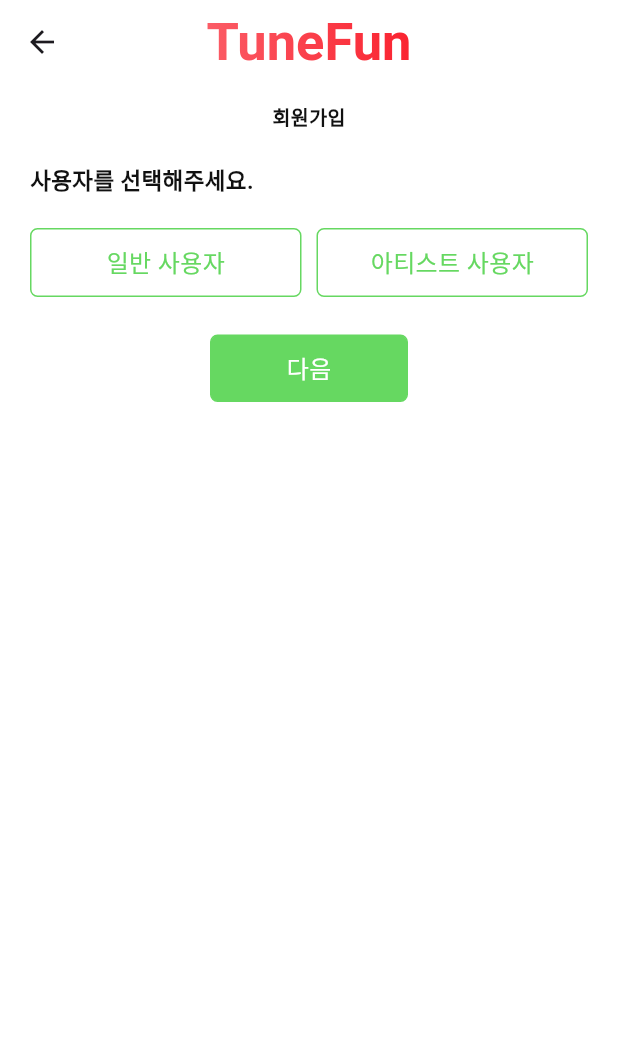
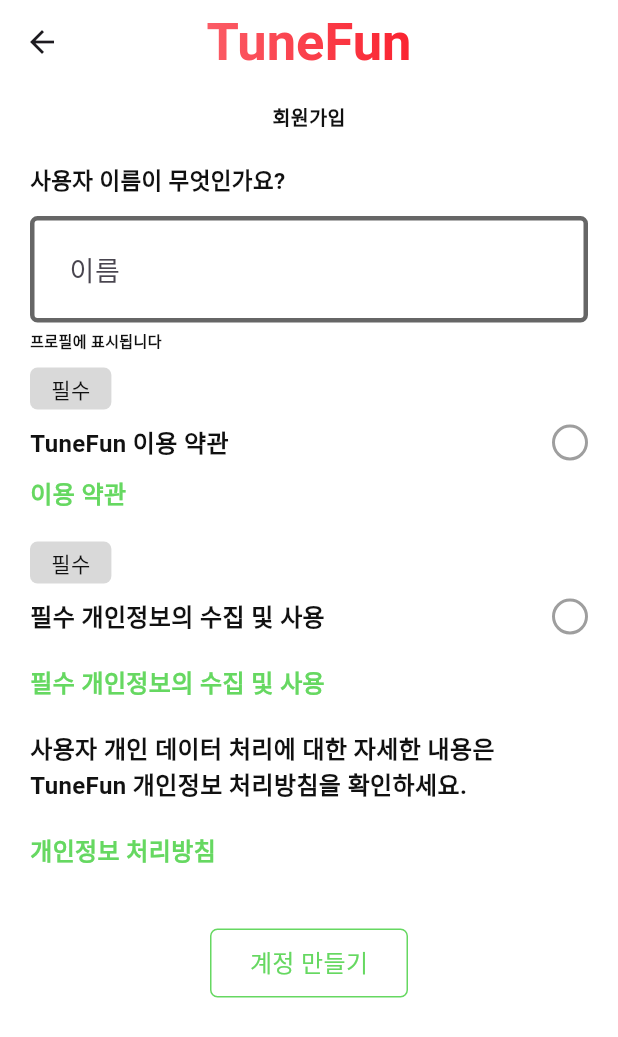
Before and after one commit to Tune-Fun/TUNE_FUN_FRONTEND_V1, a Flutter app: the SignupUserStateSelectScreen screen opened directly with empty values, after a tap on "다음", on a phone screen of 412 x 824 dp. Shown: the top 1037 px of the screen. Run offline on Flutter 3.47's test engine with Material 3 defaults, Android fonts, the phone set to English and light mode, and no system bars; our stand-ins replace flutter_riverpod, flutter_svg, fpdart, logger, timeago; missing offline and left inert: amplify_analytics_pinpoint, amplify_auth_cognito, amplify_core, patrol; network calls fail; Roboto replaces fonts that are missing (Pretendart).

Commit message:
feat: sign up user name input screen

```diff
--- /dev/null
+++ b/lib/common/circle_check_button.dart
@@ -0,0 +1,46 @@
+import 'package:flutter/material.dart';
+
+class CircleCheckButton extends StatefulWidget {
+  final bool isChecked;
+  final Function(bool)? onChanged;
+
+  const CircleCheckButton({
+    super.key,
+    required this.isChecked,
+    this.onChanged,
+  });
+
+  @override
+  State<CircleCheckButton> createState() => _CircleCheckButtonState();
+}
+
+class _CircleCheckButtonState extends State<CircleCheckButton> {
+  @override
+  Widget build(BuildContext context) {
+    return InkWell(
+      onTap: () {
+        if (widget.onChanged != null) {
+          widget.onChanged!(!widget.isChecked);
+        }
+      },
+      child: Container(
+        width: 24,
+        height: 24,
+        decoration: BoxDecoration(
+          shape: BoxShape.circle,
+          border: Border.all(
+            color: widget.isChecked ? Colors.green : Colors.grey,
+            width: 2,
+          ),
+        ),
+        child: widget.isChecked
+            ? const Icon(
+                Icons.check,
+                size: 16,
+                color: Colors.green,
+              )
+            : SizedBox(), // 체크되지 않은 경우 빈 SizedBox 반환
+      ),
+    );
+  }
+}
--- a/lib/features/auth/views/signup_user_state_select_view.dart
+++ b/lib/features/auth/views/signup_user_state_select_view.dart
@@ -2,6 +2,7 @@
 import 'package:logger/logger.dart';
 import 'package:tunefun_front/common/common.dart';
 import 'package:tunefun_front/constants/constants.dart';
+import 'package:tunefun_front/features/auth/views/signup_username_input_view.dart';
 import 'package:tunefun_front/theme/theme.dart';
 
 var logger = Logger();
@@ -38,6 +39,7 @@
     emailController = widget.emailController;
     userIdController = widget.userIdController;
     passwordController = widget.passwordController;
+    userType = '';
   }
 
   @override
@@ -171,6 +173,17 @@
                         // logger.i(userIdController.text);
                         // logger.i(passwordController.text);
                         // logger.i(userType);
+                        Navigator.push(
+                          context,
+                          MaterialPageRoute(
+                            builder: (context) => SignupUserNameInputScreen(
+                              emailController: emailController,
+                              userIdController: userIdController,
+                              passwordController: passwordController,
+                              userType: userType,
+                            ),
+                          ),
+                        );
                       },
                       buttonState: buttonState,
                       buttonText: '다음',
--- /dev/null
+++ b/lib/features/auth/views/signup_username_input_view.dart
@@ -0,0 +1,301 @@
+import 'package:flutter/material.dart';
+import 'package:logger/logger.dart';
+import 'package:tunefun_front/common/circle_check_button.dart';
+import 'package:tunefun_front/common/common.dart';
+import 'package:tunefun_front/constants/ui_constants.dart';
+import 'package:tunefun_front/theme/theme.dart';
+
+var logger = Logger();
+
+class SignupUserNameInputScreen extends StatefulWidget {
+  final TextEditingController emailController;
+  final TextEditingController userIdController;
+  final TextEditingController passwordController;
+  final String userType;
+
+  const SignupUserNameInputScreen({
+    super.key,
+    required this.emailController,
+    required this.userIdController,
+    required this.passwordController,
+    required this.userType,
+  });
+
+  @override
+  State<SignupUserNameInputScreen> createState() =>
+      _SignupUserNameInputScreenState();
+}
+
+class _SignupUserNameInputScreenState extends State<SignupUserNameInputScreen> {
+  final appbar = UIConstants.appBar();
+  late TextEditingController emailController;
+  late TextEditingController userIdController;
+  late TextEditingController passwordController;
+  late String userType;
+  bool buttonState = false;
+  bool termsOfService = false;
+  bool privacyPolicy = false;
+
+  final userNameController = TextEditingController();
+
+  @override
+  void initState() {
+    super.initState();
+    emailController = widget.emailController;
+    userIdController = widget.userIdController;
+    passwordController = widget.passwordController;
+    userType = widget.userType;
+    userNameController.clear();
+  }
+
+  @override
+  void dispose() {
+    super.dispose();
+    emailController.dispose();
+    userIdController.dispose();
+    passwordController.dispose();
+    userNameController.dispose();
+  }
+
+  @override
+  Widget build(BuildContext context) {
+    return Scaffold(
+      appBar: appbar,
+      body: Form(
+        child: Column(
+          crossAxisAlignment: CrossAxisAlignment.start,
+          children: [
+            const SizedBox(height: 12),
+            const Center(
+              child: Text(
+                '회원가입',
+                style: TextStyle(
+                  color: Pallete.textMainColor,
+                  fontWeight: FontWeight.w700,
+                  fontSize: 13,
+                ),
+              ),
+            ),
+            const SizedBox(height: 22),
+            Padding(
+              padding: const EdgeInsets.symmetric(horizontal: 20),
+              child: Column(
+                crossAxisAlignment: CrossAxisAlignment.start,
+                children: [
+                  const Text(
+                    '사용자 이름이 무엇인가요?',
+                    style: TextStyle(
+                      color: Pallete.textMainColor,
+                      fontSize: 15,
+                      fontWeight: FontWeight.w700,
+                    ),
+                  ),
+                  const SizedBox(height: 12),
+                  TextFormField(
+                    controller: userNameController,
+                    decoration: InputDecoration(
+                      focusedBorder: OutlineInputBorder(
+                        borderRadius: BorderRadius.circular(5.0),
+                        borderSide: const BorderSide(
+                          color: Pallete.textSubColor,
+                          width: 3,
+                        ),
+                      ),
+                      enabledBorder: OutlineInputBorder(
+                        borderRadius: BorderRadius.circular(5.0),
+                        borderSide: const BorderSide(
+                          color: Pallete.textSubColor,
+                          width: 3,
+                        ),
+                      ),
+                      contentPadding: const EdgeInsets.all(22),
+                      hintText: '이름',
+                      hintStyle: const TextStyle(
+                        fontSize: 18,
+                      ),
+                    ),
+                    keyboardType: TextInputType.text,
+                  ),
+                  const SizedBox(
+                    height: 5,
+                  ),
+                  const Text(
+                    '프로필에 표시됩니다',
+                    style: TextStyle(
+                      color: Pallete.textMainColor,
+                      fontWeight: FontWeight.w700,
+                      fontSize: 10,
+                    ),
+                  ),
+                  // 필수
+                  const SizedBox(
+                    height: 10,
+                  ),
+                  Container(
+                    decoration: BoxDecoration(
+                        color: Pallete.borderColor,
+                        borderRadius: BorderRadius.circular(5)),
+                    child: const Padding(
+                      padding: EdgeInsets.symmetric(
+                        horizontal: 14,
+                        vertical: 4,
+                      ),
+                      child: Text(
+                        '필수',
+                        style: TextStyle(
+                          color: Pallete.textMainColor,
+                        ),
+                      ),
+                    ),
+                  ),
+                  // text = Tunefun 이용약관 / 체크 버튼
+                  const SizedBox(
+                    height: 10,
+                  ),
+                  Row(
+                    mainAxisAlignment: MainAxisAlignment.spaceBetween,
+                    children: [
+                      const Text(
+                        'TuneFun 이용 약관',
+                        style: TextStyle(
+                          color: Pallete.textMainColor,
+                          fontWeight: FontWeight.w700,
+                          fontSize: 16,
+                        ),
+                      ),
+                      CircleCheckButton(
+                        isChecked: termsOfService,
+                        onChanged: (value) {
+                          setState(() {
+                            termsOfService = value;
+                          });
+                        },
+                      ),
+                    ],
+                  ),
+                  const SizedBox(height: 10),
+                  GestureDetector(
+                    onTap: () {
+                      // 이용 약관에 대한 동작 추가
+                      logger.d('이용 약관 클릭!');
+                    },
+                    child: const Text(
+                      '이용 약관',
+                      style: TextStyle(
+                        color: Pallete.greenColor,
+                        fontWeight: FontWeight.w700,
+                        fontSize: 16,
+                      ),
+                    ),
+                  ),
+                  const SizedBox(height: 20),
+                  Container(
+                    decoration: BoxDecoration(
+                        color: Pallete.borderColor,
+                        borderRadius: BorderRadius.circular(5)),
+                    child: const Padding(
+                      padding: EdgeInsets.symmetric(
+                        horizontal: 14,
+                        vertical: 4,
+                      ),
+                      child: Text(
+                        '필수',
+                        style: TextStyle(
+                          color: Pallete.textMainColor,
+                        ),
+                      ),
+                    ),
+                  ),
+                  const SizedBox(height: 10),
+                  Row(
+                    mainAxisAlignment: MainAxisAlignment.spaceBetween,
+                    children: [
+                      const Text(
+                        '필수 개인정보의 수집 및 사용',
+                        style: TextStyle(
+                          color: Pallete.textMainColor,
+                          fontWeight: FontWeight.w700,
+                          fontSize: 16,
+                        ),
+                      ),
+                      CircleCheckButton(
+                        isChecked: privacyPolicy,
+                        onChanged: (value) {
+                          setState(() {
+                            privacyPolicy = value;
+                          });
+                        },
+                      ),
+                    ],
+                  ),
+                  const SizedBox(height: 20),
+                  GestureDetector(
+                    onTap: () {
+                      // 이용 약관에 대한 동작 추가
+                      logger.d('필수 개인정보의 수집 및 사용 클릭!');
+                    },
+                    child: const Text(
+                      '필수 개인정보의 수집 및 사용',
+                      style: TextStyle(
+                        color: Pallete.greenColor,
+                        fontWeight: FontWeight.w700,
+                        fontSize: 16,
+                      ),
+                    ),
+                  ),
+                  const SizedBox(height: 20),
+                  const Text(
+                    '사용자 개인 데이터 처리에 대한 자세한 내용은 TuneFun 개인정보 처리방침을 확인하세요.',
+                    style: TextStyle(
+                      color: Pallete.textMainColor,
+                      fontWeight: FontWeight.w700,
+                      fontSize: 16,
+                    ),
+                  ),
+                  const SizedBox(height: 20),
+                  GestureDetector(
+                    onTap: () {
+                      // 이용 약관에 대한 동작 추가
+                      logger.d('개인 처리 방침 클릭!');
+                    },
+                    child: const Text(
+                      '개인정보 처리방침',
+                      style: TextStyle(
+                        color: Pallete.greenColor,
+                        fontWeight: FontWeight.w700,
+                        fontSize: 16,
+                      ),
+                    ),
+                  ),
+                  const SizedBox(height: 35),
+                  Center(
+                    child: Padding(
+                      padding: const EdgeInsets.symmetric(
+                          horizontal: 120, vertical: 5),
+                      child: GreenSquareButton(
+                        onTap: () {
+                          setState(() {
+                            buttonState = true;
+                          });
+                          logger.i(emailController.text);
+                          logger.i(userIdController.text);
+                          logger.i(passwordController.text);
+                          logger.i(userType);
+                          logger.i(userNameController.text);
+                          // 이제 회원가입 진행하면 된다.
+                          // api 연결
+                        },
+                        buttonState: buttonState,
+                        buttonText: '계정 만들기',
+                      ),
+                    ),
+                  ),
+                ],
+              ),
+            ),
+          ],
+        ),
+      ),
+    );
+  }
+}
```
